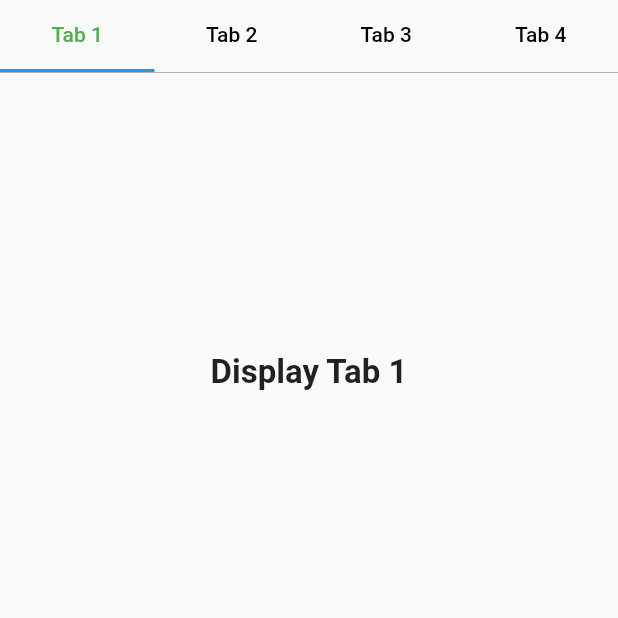
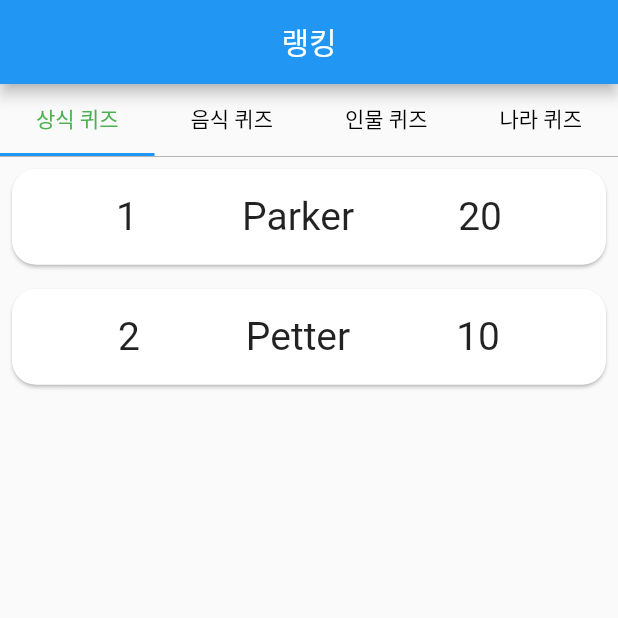
Before and after one commit to parksh3641/OX-Quiz-Common-Sense, a Flutter app: the RankingPage screen opened directly, on a phone screen of 412 x 824 dp, the top half of it. Run offline on Flutter 3.47's test engine with Material 2 defaults, Android fonts, the phone set to English and light mode, and no system bars; our stand-ins replace cloud_firestore, firebase_auth, firebase_core, google_fonts, google_sign_in, introduction_screen and 1 more; accounts and stored records are empty; network calls fail; Roboto replaces fonts that are missing (Jua).

Commit message:
leaderboard update

```diff
--- a/lib/main.dart
+++ b/lib/main.dart
@@ -4,6 +4,7 @@ import 'package:flutter/material.dart';
 import 'package:google_fonts/google_fonts.dart';
 import 'package:gosuoflife/home_page.dart';
 import 'package:gosuoflife/market_page.dart';
+import 'package:gosuoflife/rank_service.dart';
 import 'package:provider/provider.dart';
 import 'package:shared_preferences/shared_preferences.dart';
 
@@ -12,6 +13,7 @@ import 'login_page.dart';
 import 'onboard_page.dart';
 
 late SharedPreferences prefs;
+late RankService rankService;
 
 void main() async {
   WidgetsFlutterBinding.ensureInitialized();
@@ -24,6 +26,7 @@ void main() async {
     MultiProvider(
       providers: [
         ChangeNotifierProvider(create: (context) => AuthService()),
+        ChangeNotifierProvider(create: (context) => RankService()),
       ],
       child: const MyApp(),
     ),
@@ -37,8 +40,10 @@ class MyApp extends StatelessWidget {
   Widget build(BuildContext context) {
     bool isOnBoarded = prefs.getBool("isOnBoarded") ?? false;
     final user = context.read<AuthService>().currentUser();
+    rankService = context.read<RankService>();
     return MaterialApp(
       theme: ThemeData(
+        backgroundColor: Colors.blue,
         textTheme: GoogleFonts.getTextTheme('Jua'),
       ),
       debugShowCheckedModeBanner: false,
--- a/lib/ranking_page.dart
+++ b/lib/ranking_page.dart
@@ -9,6 +9,18 @@ class RankingPage extends StatefulWidget {
   @override
   State<RankingPage> createState() => _RankingPageState();
 }
+
+class RankContent {
+  String id = "";
+  int score = 0;
+
+  RankContent(this.id, this.score);
+}
+
+List<RankContent> rankContentList = [
+  RankContent("Parker", 20),
+  RankContent("Petter", 10),
+];
 
 class _RankingPageState extends State<RankingPage> {
   @override
@@ -24,10 +36,15 @@ class _RankingPageState extends State<RankingPage> {
   @override
   Widget build(BuildContext context) {
     return Scaffold(
+      appBar: AppBar(
+        centerTitle: true,
+        title: Text("랭킹"),
+        automaticallyImplyLeading: false,
+      ),
       body: SafeArea(
-        child: Column(
-            crossAxisAlignment: CrossAxisAlignment.stretch,
-            children: <Widget>[
+        child:
+            Column(crossAxisAlignment: CrossAxisAlignment.stretch, children: <
+                Widget>[
           DefaultTabController(
               length: 4, // length of tabs
               initialIndex: 0,
@@ -39,10 +56,10 @@ class _RankingPageState extends State<RankingPage> {
                         labelColor: Colors.green,
                         unselectedLabelColor: Colors.black,
                         tabs: [
-                              Tab(text: 'Tab 1'),
-                              Tab(text: 'Tab 2'),
-                              Tab(text: 'Tab 3'),
-                              Tab(text: 'Tab 4'),
+                          Tab(text: '상식 퀴즈'),
+                          Tab(text: '음식 퀴즈'),
+                          Tab(text: '인물 퀴즈'),
+                          Tab(text: '나라 퀴즈'),
                         ],
                       ),
                     ),
@@ -54,13 +71,42 @@ class _RankingPageState extends State<RankingPage> {
                                     color: Colors.grey, width: 0.5))),
                         child: TabBarView(children: <Widget>[
                           Container(
+                              child: ListView.builder(
+                                  itemCount: rankContentList.length,
+                                  itemBuilder: ((context, index) {
+                                    RankContent content =
+                                        rankContentList[index];
+                                    return Container(
+                                      height: 80,
+                                      child: Card(
+                                        shape: RoundedRectangleBorder(
+                                          borderRadius:
+                                              BorderRadius.circular(16.0),
+                                        ),
+                                        margin: const EdgeInsets.all(8.0),
                                         child: Center(
-                                  child: Text('Display Tab 1',
-                                      style: TextStyle(
-                                          fontSize: 22,
-                                          fontWeight: FontWeight.bold)),
+                                          child: Row(
+                                            mainAxisAlignment:
+                                                MainAxisAlignment.spaceEvenly,
+                                            children: [
+                                              Text(
+                                                (index + 1).toString(),
+                                                style: TextStyle(fontSize: 26),
+                                              ),
+                                              Text(
+                                                content.id,
+                                                style: TextStyle(fontSize: 26),
+                                              ),
+                                              Text(
+                                                content.score.toString(),
+                                                style: TextStyle(fontSize: 26),
+                                              ),
+                                            ],
                                           ),
                                         ),
+                                      ),
+                                    );
+                                  }))),
                           Container(
                             child: Center(
                               child: Text('Display Tab 2',
--- a/lib/result.dart
+++ b/lib/result.dart
@@ -6,7 +6,8 @@ import 'package:gosuoflife/market_page.dart';
 import 'package:gosuoflife/quiz1.dart';
 
 class ResultPage extends StatelessWidget {
-  const ResultPage({Key? key}) : super(key: key);
+  int score = 0;
+  ResultPage(this.score, {Key? key}) : super(key: key);
 
   @override
   Widget build(BuildContext context) {
@@ -34,7 +35,7 @@ class ResultPage extends StatelessWidget {
               child: ElevatedButton(
                 child: Text("메인화면"),
                 onPressed: () {
-                  Navigator.pushReplacement(
+                  Navigator.push(
                     context,
                     MaterialPageRoute(builder: (context) => MarketPage()),
                   );
```
Also changed, not shown: lib/home_page.dart (+18 -3 lines), lib/quiz1.dart (+11 -5 lines), lib/rank_service.dart (+7 -6 lines), lib/setting_page.dart (+13 -13 lines). Lines whose indentation alone changed are shown as unchanged.
